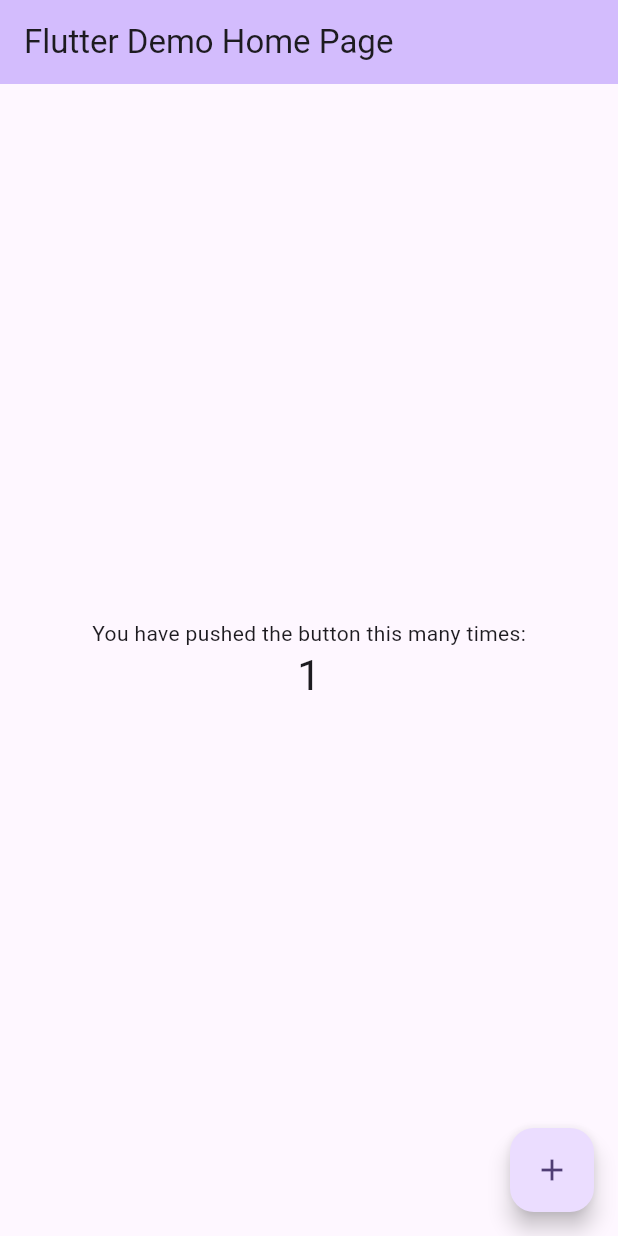
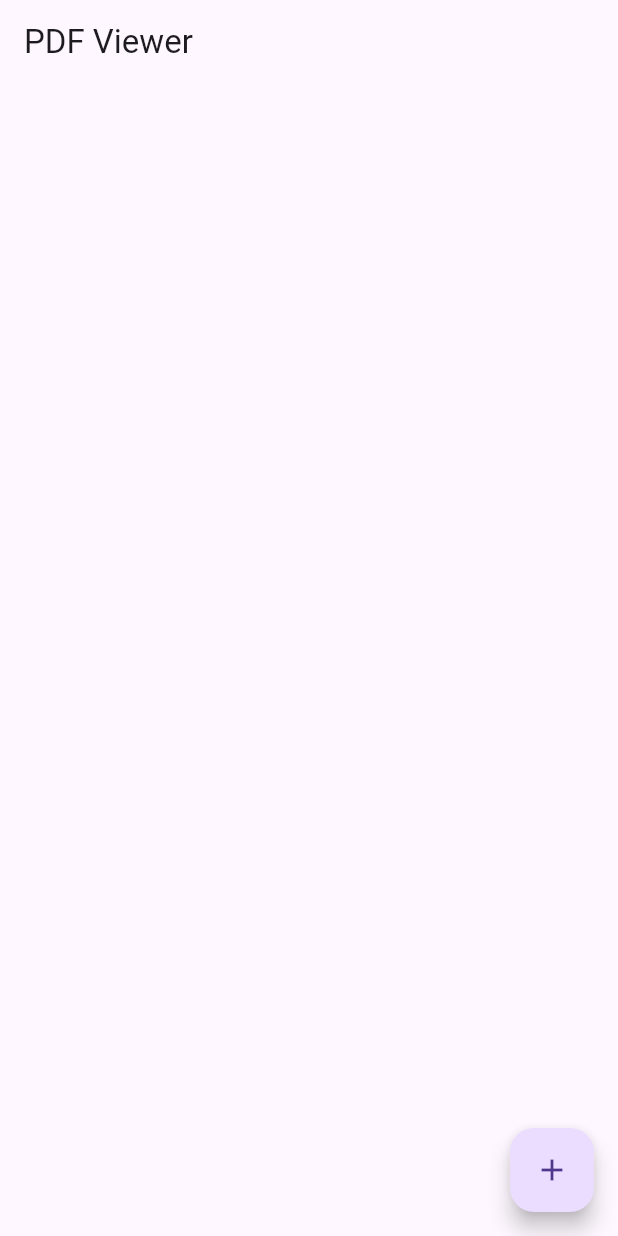
Before and after one commit to mas-universal-developer/pdf_viewer_app, a Flutter app: the screen it shows after launch, after a tap on the "add" icon, on a phone screen of 412 x 824 dp. Run offline on Flutter 3.47's test engine with Material 3 defaults, Android fonts, the phone set to English and light mode, and no system bars; our stand-ins replace file_picker, open_file.

Commit message:
second commit

```diff
--- a/lib/main.dart
+++ b/lib/main.dart
@@ -1,125 +1,22 @@
 import 'package:flutter/material.dart';
+import 'package:myapp/providers/pdf_provider.dart';
+import 'package:myapp/screens/home_screen.dart';
+import 'package:provider/provider.dart';
 
 void main() {
-  runApp(const MyApp());
+  runApp(MyApp());
 }
 
 class MyApp extends StatelessWidget {
-  const MyApp({super.key});
-
-  // This widget is the root of your application.
   @override
   Widget build(BuildContext context) {
-    return MaterialApp(
-      title: 'Flutter Demo',
-      theme: ThemeData(
-        // This is the theme of your application.
-        //
-        // TRY THIS: Try running your application with "flutter run". You'll see
-        // the application has a blue toolbar. Then, without quitting the app,
-        // try changing the seedColor in the colorScheme below to Colors.green
-        // and then invoke "hot reload" (save your changes or press the "hot
-        // reload" button in a Flutter-supported IDE, or press "r" if you used
-        // the command line to start the app).
-        //
-        // Notice that the counter didn't reset back to zero; the application
-        // state is not lost during the reload. To reset the state, use hot
-        // restart instead.
-        //
-        // This works for code too, not just values: Most code changes can be
-        // tested with just a hot reload.
-        colorScheme: ColorScheme.fromSeed(seedColor: Colors.deepPurple),
-        useMaterial3: true,
+    return ChangeNotifierProvider(
+      create: (context) => PdfProvider(),
+      child: MaterialApp(
+        debugShowCheckedModeBanner: false,
+        title: 'PDF Viewer App',
+        home: HomeScreen(),
       ),
-      home: const MyHomePage(title: 'Flutter Demo Home Page'),
     );
   }
 }
-
-class MyHomePage extends StatefulWidget {
-  const MyHomePage({super.key, required this.title});
-
-  // This widget is the home page of your application. It is stateful, meaning
-  // that it has a State object (defined below) that contains fields that affect
-  // how it looks.
-
-  // This class is the configuration for the state. It holds the values (in this
-  // case the title) provided by the parent (in this case the App widget) and
-  // used by the build method of the State. Fields in a Widget subclass are
-  // always marked "final".
-
-  final String title;
-
-  @override
-  State<MyHomePage> createState() => _MyHomePageState();
-}
-
-class _MyHomePageState extends State<MyHomePage> {
-  int _counter = 0;
-
-  void _incrementCounter() {
-    setState(() {
-      // This call to setState tells the Flutter framework that something has
-      // changed in this State, which causes it to rerun the build method below
-      // so that the display can reflect the updated values. If we changed
-      // _counter without calling setState(), then the build method would not be
-      // called again, and so nothing would appear to happen.
-      _counter++;
-    });
-  }
-
-  @override
-  Widget build(BuildContext context) {
-    // This method is rerun every time setState is called, for instance as done
-    // by the _incrementCounter method above.
-    //
-    // The Flutter framework has been optimized to make rerunning build methods
-    // fast, so that you can just rebuild anything that needs updating rather
-    // than having to individually change instances of widgets.
-    return Scaffold(
-      appBar: AppBar(
-        // TRY THIS: Try changing the color here to a specific color (to
-        // Colors.amber, perhaps?) and trigger a hot reload to see the AppBar
-        // change color while the other colors stay the same.
-        backgroundColor: Theme.of(context).colorScheme.inversePrimary,
-        // Here we take the value from the MyHomePage object that was created by
-        // the App.build method, and use it to set our appbar title.
-        title: Text(widget.title),
-      ),
-      body: Center(
-        // Center is a layout widget. It takes a single child and positions it
-        // in the middle of the parent.
-        child: Column(
-          // Column is also a layout widget. It takes a list of children and
-          // arranges them vertically. By default, it sizes itself to fit its
-          // children horizontally, and tries to be as tall as its parent.
-          //
-          // Column has various properties to control how it sizes itself and
-          // how it positions its children. Here we use mainAxisAlignment to
-          // center the children vertically; the main axis here is the vertical
-          // axis because Columns are vertical (the cross axis would be
-          // horizontal).
-          //
-          // TRY THIS: Invoke "debug painting" (choose the "Toggle Debug Paint"
-          // action in the IDE, or press "p" in the console), to see the
-          // wireframe for each widget.
-          mainAxisAlignment: MainAxisAlignment.center,
-          children: <Widget>[
-            const Text(
-              'You have pushed the button this many times:',
-            ),
-            Text(
-              '$_counter',
-              style: Theme.of(context).textTheme.headlineMedium,
-            ),
-          ],
-        ),
-      ),
-      floatingActionButton: FloatingActionButton(
-        onPressed: _incrementCounter,
-        tooltip: 'Increment',
-        child: const Icon(Icons.add),
-      ), // This trailing comma makes auto-formatting nicer for build methods.
-    );
-  }
-}
--- /dev/null
+++ b/lib/models/pdf_document.dart
@@ -0,0 +1,6 @@
+class PdfDocument {
+  final String name;
+  final String path;
+
+  PdfDocument({required this.name, required this.path});
+}
--- /dev/null
+++ b/lib/providers/pdf_provider.dart
@@ -0,0 +1,13 @@
+import 'package:flutter/material.dart';
+import 'package:myapp/models/pdf_document.dart';
+
+class PdfProvider extends ChangeNotifier {
+  List<PdfDocument> _pdfDocuments = [];
+
+  List<PdfDocument> get pdfDocuments => _pdfDocuments;
+
+  void addPdfDocument(PdfDocument pdfDocument) {
+    _pdfDocuments.add(pdfDocument);
+    notifyListeners();
+  }
+}
--- /dev/null
+++ b/lib/screens/home_screen.dart
@@ -0,0 +1,46 @@
+import 'dart:io';
+import 'package:flutter/material.dart';
+import 'package:myapp/models/pdf_document.dart';
+import 'package:myapp/providers/pdf_provider.dart';
+import 'package:file_picker/file_picker.dart';
+import 'package:myapp/widgets/pdf_list.dart';
+import 'package:provider/provider.dart';
+
+class HomeScreen extends StatelessWidget {
+  @override
+  Widget build(BuildContext context) {
+    return Scaffold(
+      appBar: AppBar(
+        title: Text('PDF Viewer'),
+      ),
+      body: PdfList(),
+      floatingActionButton: FloatingActionButton(
+        onPressed: () async {
+          // Open file picker to select a PDF
+          FilePickerResult? result = await FilePicker.platform.pickFiles(
+            type: FileType.custom,
+            allowedExtensions: ['pdf'],
+          );
+
+          if (result != null) {
+            // Get the PDF file
+            File file = File(result.files.single.path!);
+
+            // Get the PDF file name
+            String fileName = result.files.single.name;
+
+            // Save the PDF file to the app's directory
+            Directory appDirectory = await getApplicationDocumentsDirectory();
+            String newPath = '${appDirectory.path}/$fileName';
+            await file.copy(newPath);
+
+            // Add the PDF document to the provider
+            PdfProvider pdfProvider = Provider.of<PdfProvider>(context, listen: false);
+            pdfProvider.addPdfDocument(PdfDocument(name: fileName, path: newPath));
+          }
+        },
+        child: Icon(Icons.add),
+      ),
+    );
+  }
+}
--- /dev/null
+++ b/lib/widgets/pdf_list.dart
@@ -0,0 +1,26 @@
+import 'package:flutter/material.dart';
+import 'package:myapp/models/pdf_document.dart';
+import 'package:myapp/providers/pdf_provider.dart';
+import 'package:open_file/open_file.dart';
+import 'package:provider/provider.dart';
+
+class PdfList extends StatelessWidget {
+  @override
+  Widget build(BuildContext context) {
+    PdfProvider pdfProvider = Provider.of<PdfProvider>(context);
+
+    return ListView.builder(
+      itemCount: pdfProvider.pdfDocuments.length,
+      itemBuilder: (context, index) {
+        PdfDocument pdfDocument = pdfProvider.pdfDocuments[index];
+        return ListTile(
+          title: Text(pdfDocument.name),
+          onTap: () {
+            // Open the selected PDF document
+            OpenFile.open(pdfDocument.path, type: 'application/pdf', uti: 'public.data');
+          },
+        );
+      },
+    );
+  }
+}
--- a/pubspec.yaml
+++ b/pubspec.yaml
@@ -35,6 +35,11 @@ dependencies:
   # The following adds the Cupertino Icons font to your application.
   # Use with the CupertinoIcons class for iOS style icons.
   cupertino_icons: ^1.0.2
+  provider: ^6.1.2
+  path_provider: ^2.1.2
+  flutter_pdfview: ^1.3.2
+  open_file: ^3.3.2
+  file_picker: ^6.1.1
 
 dev_dependencies:
   flutter_test:
```
Also changed, not shown: pubspec.lock, 2 other files.
